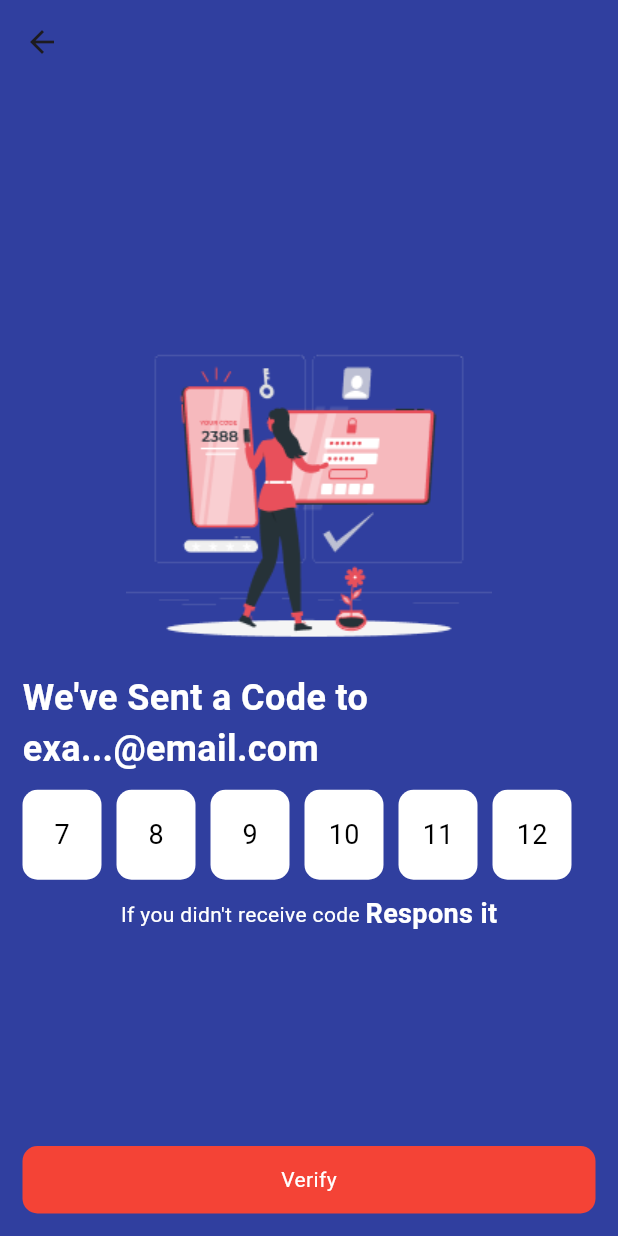
After one commit to linconchondroroy/car_parking, a Flutter app: the verify_otp screen opened directly, on a phone screen of 412 x 824 dp. The commit adds this screen. Run offline on Flutter 3.47's test engine with Material 3 defaults, Android fonts, the phone set to English and light mode, and no system bars.

Commit message:
Car Parking App

```diff
--- /dev/null
+++ b/lib/authentication_screen/verify_otp.dart
@@ -0,0 +1,90 @@
+
+import 'package:car_parking/authentication_screen/forgot_password.dart';
+import 'package:flutter/material.dart';
+
+class verify_otp extends StatelessWidget {
+  const verify_otp({super.key});
+
+  @override
+  Widget build(BuildContext context) {
+    return Scaffold(
+      backgroundColor: Colors.indigo.shade700,
+      appBar: AppBar(
+        backgroundColor: Colors.indigo.shade700,
+      ),
+      body: Center(
+        child: Padding(
+          padding: const EdgeInsets.all(15),
+          child: Column(
+            mainAxisAlignment: MainAxisAlignment.spaceBetween,
+            children: [
+              SizedBox(height: 10),
+              Form(
+                child: Column(
+                  children: [
+                    Image.asset("assets/forgot_otp.png"),
+                    SizedBox(height: 10,),
+                    Text("We've Sent a Code to exa...@email.com",style: TextStyle(color: Colors.white, fontSize: 24,fontWeight: FontWeight.w600),),
+                    SizedBox(height: 10,),
+                    SizedBox(
+                      height: 60,
+                      child: ListView.separated(
+                        scrollDirection: Axis.horizontal,
+                        itemCount: 6,
+                        separatorBuilder: (context, index) => SizedBox(width: 10),
+                        itemBuilder: (context, index) {
+                          return Container(
+                            height: 50,
+                            width: MediaQuery.of(context).size.width/6-16,
+                            decoration: BoxDecoration(
+                              color: Colors.white,
+                              borderRadius: BorderRadius.circular(10),
+                            ),
+                            alignment: Alignment.center,
+                            child: Text(
+                              '${index + 7}',
+                              style: TextStyle(color: Colors.black, fontSize: 18),
+                            ),
+                          );
+                        },
+                      ),
+                    ),
+                    SizedBox(height: 10,),
+                    Row(
+                      crossAxisAlignment: CrossAxisAlignment.center,
+                      mainAxisAlignment: MainAxisAlignment.center,
+                      children: [
+                        Text("If you didn't receive code ",style: TextStyle(color: Colors.white),),
+                        Text("Respons it",style: TextStyle(color: Colors.white,fontSize: 18,fontWeight: FontWeight.bold),)
+                      ],
+                    )
+
+
+                  ],
+                ),
+              ),
+
+              InkWell(
+                onTap: ()=>Navigator.push(context,MaterialPageRoute(builder: (context)=>forgot_password())),
+                child: Container(
+                  height: 45,
+                  width: double.infinity,
+                  decoration: BoxDecoration(
+                    borderRadius: BorderRadius.circular(10),
+                    color: Colors.red,
+                  ),
+                  child: Center(
+                    child: Text(
+                      "Verify",
+                      style: TextStyle(color: Colors.white),
+                    ),
+                  ),
+                ),
+              ),
+            ],
+          ),
+        ),
+      ),
+    );
+  }
+}
--- a/lib/main.dart
+++ b/lib/main.dart
@@ -4,6 +4,7 @@ import 'package:car_parking/authentication_screen/forgot_password.dart';
 import 'package:car_parking/authentication_screen/login_screen.dart';
 import 'package:car_parking/authentication_screen/parking_spots.dart';
 import 'package:car_parking/authentication_screen/sing_up.dart';
+import 'package:car_parking/authentication_screen/verify_otp.dart';
 import 'package:car_parking/authentication_screen/verify_screen.dart';
 import 'package:car_parking/onboarding_screen/HomePageThree.dart';
 import 'package:car_parking/onboarding_screen/HomePageTwo.dart';
@@ -26,7 +27,7 @@ class MyApp extends StatelessWidget {
   Widget build(BuildContext context) {
     return MaterialApp(
       debugShowCheckedModeBanner: false,
-      home: forgot_password_one(),
+      home: login_screen(),
     );
   }
 }
```
Also changed, not shown: lib/authentication_screen/login_screen.dart (+55 -29 lines).
